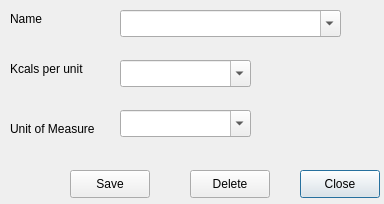
First picture: the form in open-ihm/gui/designs/ui_managefoodtypes.ui, repository snim2mirror/openihm, before the edit.
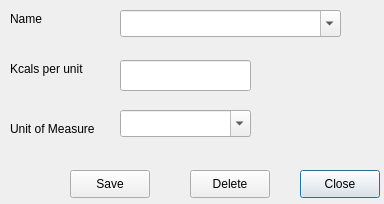
Second picture: the form after the edit.

Commit message: adding code to restrict input for KCalories to numeric values (Double)

What changed in the file:
```diff
--- a/open-ihm/gui/designs/ui_managefoodtypes.ui
+++ b/open-ihm/gui/designs/ui_managefoodtypes.ui
@@ -97,19 +97,6 @@
     <string>Unit of Measure</string>
    </property>
   </widget>
-  <widget class="QComboBox" name="cmbKCalories">
-   <property name="geometry">
-    <rect>
-     <x>120</x>
-     <y>60</y>
-     <width>131</width>
-     <height>27</height>
-    </rect>
-   </property>
-   <property name="editable">
-    <bool>true</bool>
-   </property>
-  </widget>
   <widget class="QLabel" name="label_4">
    <property name="geometry">
     <rect>
@@ -136,6 +123,16 @@
     <string>Delete</string>
    </property>
   </widget>
+  <widget class="QLineEdit" name="txtKCalories">
+   <property name="geometry">
+    <rect>
+     <x>120</x>
+     <y>60</y>
+     <width>131</width>
+     <height>31</height>
+    </rect>
+   </property>
+  </widget>
  </widget>
  <resources/>
  <connections/>
```
The commit also changes 2 other files.
